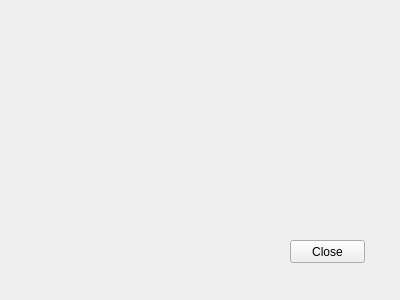
Before: the Qt Designer form DocumentScannerGUI/src/AdditionalWindows/DetectionWindow.ui in filipkonopacki/Document-Perspective-Corrector, drawn with Qt 5.
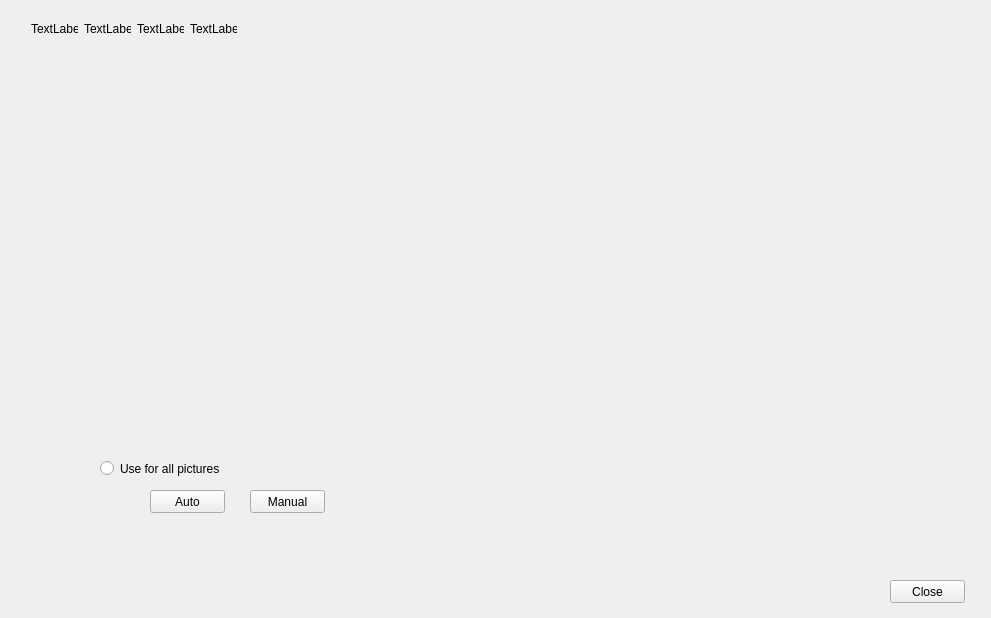
After: the same form once the commit is applied.

Diff of the .ui file:
```diff
--- a/DocumentScannerGUI/src/AdditionalWindows/DetectionWindow.ui
+++ b/DocumentScannerGUI/src/AdditionalWindows/DetectionWindow.ui
@@ -6,18 +6,57 @@
    <rect>
     <x>0</x>
     <y>0</y>
-    <width>400</width>
-    <height>300</height>
+    <width>991</width>
+    <height>618</height>
    </rect>
   </property>
   <property name="windowTitle">
    <string>DetectionWindow</string>
   </property>
+  <widget class="QPushButton" name="AutomaticButton">
+   <property name="geometry">
+    <rect>
+     <x>150</x>
+     <y>490</y>
+     <width>75</width>
+     <height>23</height>
+    </rect>
+   </property>
+   <property name="text">
+    <string>Auto</string>
+   </property>
+  </widget>
+  <widget class="QPushButton" name="ManualButton">
+   <property name="geometry">
+    <rect>
+     <x>250</x>
+     <y>490</y>
+     <width>75</width>
+     <height>23</height>
+    </rect>
+   </property>
+   <property name="text">
+    <string>Manual</string>
+   </property>
+  </widget>
+  <widget class="QRadioButton" name="radioButton">
+   <property name="geometry">
+    <rect>
+     <x>100</x>
+     <y>460</y>
+     <width>121</width>
+     <height>17</height>
+    </rect>
+   </property>
+   <property name="text">
+    <string>Use for all pictures</string>
+   </property>
+  </widget>
   <widget class="QPushButton" name="CloseButton">
    <property name="geometry">
     <rect>
-     <x>290</x>
-     <y>240</y>
+     <x>890</x>
+     <y>580</y>
      <width>75</width>
      <height>23</height>
     </rect>
@@ -26,6 +65,58 @@
     <string>Close</string>
    </property>
   </widget>
+  <widget class="QLabel" name="label_2">
+   <property name="geometry">
+    <rect>
+     <x>84</x>
+     <y>21</y>
+     <width>47</width>
+     <height>16</height>
+    </rect>
+   </property>
+   <property name="text">
+    <string>TextLabel</string>
+   </property>
+  </widget>
+  <widget class="QLabel" name="label_3">
+   <property name="geometry">
+    <rect>
+     <x>137</x>
+     <y>21</y>
+     <width>47</width>
+     <height>16</height>
+    </rect>
+   </property>
+   <property name="text">
+    <string>TextLabel</string>
+   </property>
+  </widget>
+  <widget class="QLabel" name="label_4">
+   <property name="geometry">
+    <rect>
+     <x>31</x>
+     <y>21</y>
+     <width>47</width>
+     <height>16</height>
+    </rect>
+   </property>
+   <property name="text">
+    <string>TextLabel</string>
+   </property>
+  </widget>
+  <widget class="QLabel" name="label">
+   <property name="geometry">
+    <rect>
+     <x>190</x>
+     <y>21</y>
+     <width>47</width>
+     <height>16</height>
+    </rect>
+   </property>
+   <property name="text">
+    <string>TextLabel</string>
+   </property>
+  </widget>
  </widget>
  <layoutdefault spacing="6" margin="11"/>
  <resources/>
```
Left out of the diff: 19 changed lines with no effect on the pictures.
